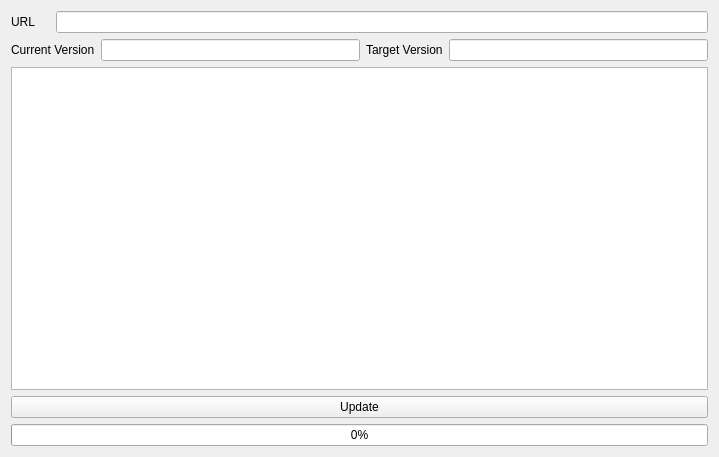
Before: the Qt Designer form src/FormSetting/AutoUpdate/autoupdate.ui in MRsoymilk/Helianthus, drawn with Qt 5.
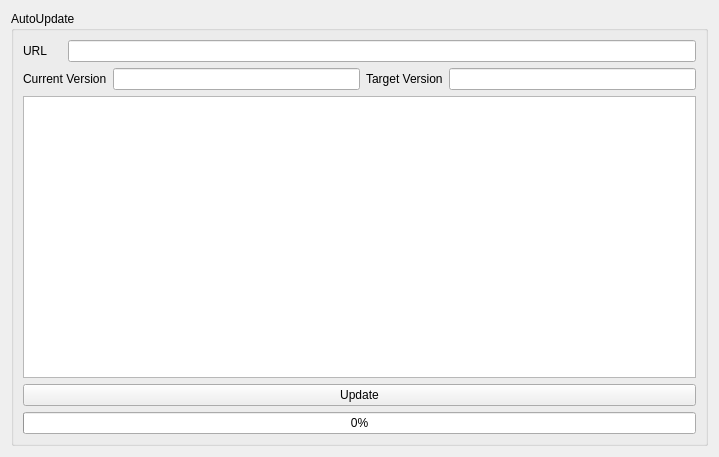
After: the same form once the commit is applied.

The edit to the form file:
```diff
--- a/src/FormSetting/AutoUpdate/autoupdate.ui
+++ b/src/FormSetting/AutoUpdate/autoupdate.ui
@@ -15,6 +15,12 @@
   </property>
   <layout class="QGridLayout" name="gridLayout">
    <item row="0" column="0">
+    <widget class="QGroupBox" name="groupBoxAutoUpdate">
+     <property name="title">
+      <string>AutoUpdate</string>
+     </property>
+     <layout class="QGridLayout" name="gridLayout_2">
+      <item row="0" column="0">
     <widget class="QLabel" name="labelURL">
      <property name="text">
       <string>URL</string>
@@ -59,6 +65,9 @@
      <property name="value">
       <number>0</number>
      </property>
+       </widget>
+      </item>
+     </layout>
     </widget>
    </item>
   </layout>
```
Lines whose indentation alone changed are shown as unchanged.
